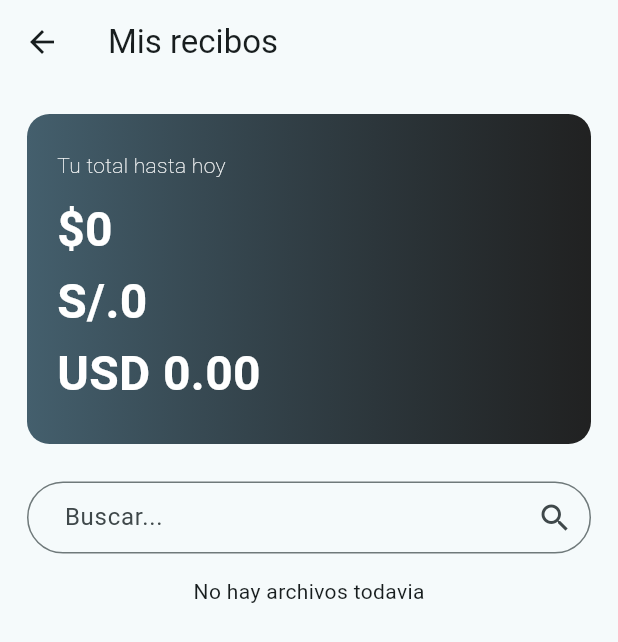
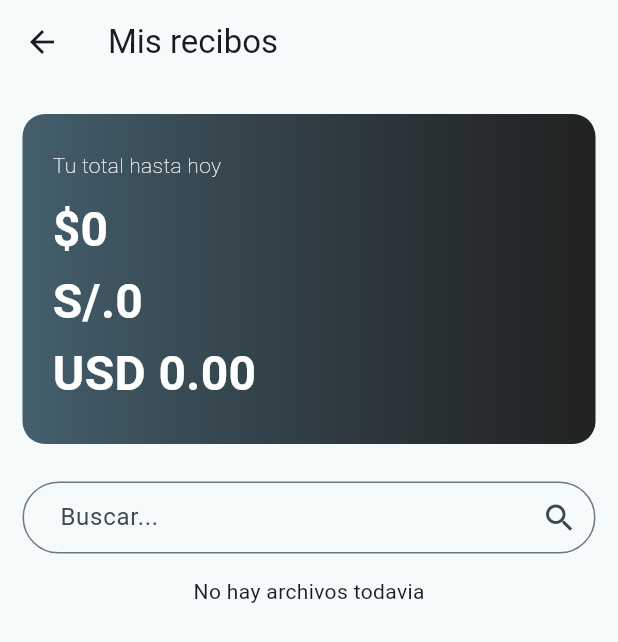
Before and after one commit to smartbillco/SMARTBILL_IOS, a Flutter app: the screen it shows once a user with an empty profile is signed in, after a tap on "Mis facturas", on a phone screen of 412 x 824 dp. Shown: the top 642 px of the screen. Run offline on Flutter 3.47's test engine with Material 3 defaults, Android fonts, the phone set to English and light mode, and no system bars; our stand-ins replace animated_splash_screen, camera, cloud_firestore, file_picker, firebase_analytics, firebase_auth and 8 more; missing offline and left inert: flutter_downloader, flutter_inappwebview, mobile_scanner, pdfx, read_pdf_text; accounts and stored records are empty; network calls fail.

Commit message:
Finished details

```diff
--- a/lib/screens/dashboard/dashboard_widgets/dashboard_container.dart
+++ b/lib/screens/dashboard/dashboard_widgets/dashboard_container.dart
@@ -20,6 +20,7 @@ class DashboardContainer extends StatefulWidget {
 class _DashboardContainerState extends State<DashboardContainer> {
   final Xmlhandler xmlhandler = Xmlhandler();
   final PdfHandler pdfHandler = PdfHandler();
+  bool isImageReceiptWorking = false;
 
   //redirect to receiptslist
   void redirectToScreen(Widget screen) {
@@ -51,17 +52,19 @@ class _DashboardContainerState extends State<DashboardContainer> {
                     Color.fromARGB(255, 126, 126, 126),
                     Color.fromARGB(255, 31, 31, 31)
                   ]),
+
               MenuButton(
-                icon: Icon(Icons.camera_alt, color: Colors.white, size: 35),
-                text: "Fotografíar Factura",
+                icon: Icon(Icons.receipt, color: Colors.white, size: 35),
+                text: "Mis facturas",
                 redirect: () {
-                  redirectToScreen(const CameraShotScreen());
+                  redirectToScreen(const ReceiptScreen());
                 },
                 colors: const [
-                  Color.fromARGB(255, 20, 82, 175),
+                Color.fromARGB(255, 20, 82, 175),
                   Color.fromARGB(255, 4, 34, 80)
-                ])
-            ],
+                ]
+              ),
+            ]
           ),
           const SizedBox(height: 14),
 
@@ -70,7 +73,7 @@ class _DashboardContainerState extends State<DashboardContainer> {
             mainAxisAlignment: MainAxisAlignment.spaceBetween,
             children: [
               MenuButton(
-                icon: Icon(Icons.upload, color: Colors.white, size: 35),
+                icon: const Icon(Icons.upload, color: Colors.white, size: 35),
                 text: "Cargar factura",
                 redirect: () {Navigator.push(context, MaterialPageRoute(builder: (context) => const AddBillChoice()));},
                 colors: const [
@@ -78,7 +81,7 @@ class _DashboardContainerState extends State<DashboardContainer> {
                   Color.fromARGB(255, 15, 4, 80)
                 ]),
               MenuButton(
-                icon: Icon(Icons.qr_code, color: Colors.white, size: 35),
+                icon: const Icon(Icons.qr_code, color: Colors.white, size: 35),
                 text: "Escanear QR",
                 redirect: () {
                   redirectToScreen(const QRScanner());
@@ -95,16 +98,6 @@ class _DashboardContainerState extends State<DashboardContainer> {
           Row(
             mainAxisAlignment: MainAxisAlignment.spaceBetween,
             children: [
-              MenuButton(
-                icon: Icon(Icons.receipt, color: Colors.white, size: 35),
-                text: "Mis facturas",
-                redirect: () {
-                  redirectToScreen(const ReceiptScreen());
-                },
-                colors: const [
-                  Color.fromARGB(255, 250, 229, 44),
-                   Color.fromARGB(255, 196, 153, 12)
-                ]),
               phone!.startsWith('+57')
               ? MenuButton(
                 icon: Icon(Icons.picture_as_pdf_outlined, color: Colors.white, size: 35),
@@ -124,6 +117,18 @@ class _DashboardContainerState extends State<DashboardContainer> {
     );
   }
 }
+
+// MenuButton(
+//     icon: Icon(Icons.camera_alt, color: Colors.white, size: 35),
+//     text: "Fotografíar Factura",
+//     redirect: () {
+//       redirectToScreen(const CameraShotScreen());
+//     },
+//     colors: const [
+//        Color.fromARGB(255, 20, 82, 175),
+//        Color.fromARGB(255, 4, 34, 80)
+// ])
+
 
 class MenuButton extends StatelessWidget {
   final Icon icon;
--- a/lib/screens/receipts.dart/receipt_screen.dart
+++ b/lib/screens/receipts.dart/receipt_screen.dart
@@ -5,7 +5,7 @@ import 'package:smartbill/screens/receipts.dart/receipt_widgets/delete_dialog.da
 import 'package:smartbill/screens/receipts.dart/receipt_widgets/searchbar.dart';
 import 'package:smartbill/screens/receipts.dart/receipt_widgets/total_sum.dart';
 import 'package:smartbill/services/colombian_bill.dart';
-import 'package:smartbill/services/pdf.dart';
+import 'package:smartbill/services/pdf_reader.dart';
 import 'package:smartbill/services/peruvian_bill.dart';
 import 'package:smartbill/services/xml/xml.dart';
 import 'package:smartbill/services/xml/xml_colombia.dart';
@@ -30,7 +30,7 @@ class _ReceiptScreenState extends State<ReceiptScreen> {
   final XmlPeru xmlPeru = XmlPeru();
   final XmlPanama xmlPanama = XmlPanama();
   final Xmlhandler xmlhandler = Xmlhandler();
-  final PdfHandler pdfHandler = PdfHandler();
+  final PdfService _pdfService = PdfService();
 
   //Handling sums
   double totalColombia = 0;
@@ -42,11 +42,13 @@ class _ReceiptScreenState extends State<ReceiptScreen> {
   //Get all XML files from sqlite
   void getReceipts() async {
     var xmlFiles = await xmlhandler.getXmls();
-    var pdfFiles = await pdfHandler.getPdfs();
+    var pdfFiles = await _pdfService.fetchAllPdfs();
     List myFiles = [];
     double totalPaidColombia = 0;
     double totalPaidPeru = 0;
     double totalPaidPanama = 0;
+
+
 
 
     for (var item in xmlFiles) {
@@ -93,9 +95,20 @@ class _ReceiptScreenState extends State<ReceiptScreen> {
 
     for(var item in pdfFiles) {
 
-      Map<String, dynamic> newPdf = pdfHandler.extractInfoFromPdf(item['pdf_text'], item['_id']);
+      Map<String, dynamic> newPdf = {
+        '_id': item['_id'],
+        'id_bill': item['cufe'],
+        'customer': 'Cliente',
+        'customer_id': 'Factura PDF',
+        'company': item['nit'],
+        'company_id': item['nit'],
+        'price': item['total_amount'].toString(),
+        'cufe': item['cufe'],
+        'date': item['date'],
+        'currency': 'PDF'
+      };
 
-      totalPaidColombia += double.parse(newPdf['price']);
+      totalPaidColombia += item['total_amount'];
 
       myFiles.add(newPdf);
 
@@ -144,7 +157,7 @@ class _ReceiptScreenState extends State<ReceiptScreen> {
         title: const Text("Mis recibos"),
       ),
       body: Padding(
-        padding: const EdgeInsets.symmetric(horizontal: 18, vertical: 20),
+        padding: const EdgeInsets.fromLTRB(15, 20, 15, 42),
         child: Column(
           crossAxisAlignment: CrossAxisAlignment.center,
           children: [
@@ -219,7 +232,7 @@ class _ListReceiptsState extends State<ListReceipts> {
         children: [
           Text(widget.fileContent[widget.index]['company'], style: const TextStyle(fontSize: 18)),
           Text(widget.fileContent[widget.index]['company_id'], style: const TextStyle(fontSize: 16)),
-          Text('${widget.fileContent[widget.index]['currency']}: ${NumberFormat('#,##0.00', 'en_US').format(double.parse(widget.fileContent[widget.index]['price']))}', style: const TextStyle(fontSize: 16)),
+          Text(NumberFormat('#,##0.00', 'en_US').format(double.parse(widget.fileContent[widget.index]['price'])), style: const TextStyle(fontSize: 16, fontWeight: FontWeight.bold)),
         ]
       ),
       trailing:  IconButton(
--- a/lib/screens/receipts.dart/receipt_widgets/delete_dialog.dart
+++ b/lib/screens/receipts.dart/receipt_widgets/delete_dialog.dart
@@ -1,6 +1,7 @@
 import 'package:flutter/material.dart';
 import 'package:smartbill/services/colombian_bill.dart';
 import 'package:smartbill/services/pdf.dart';
+import 'package:smartbill/services/pdf_reader.dart';
 import 'package:smartbill/services/peruvian_bill.dart';
 import 'package:smartbill/services/xml/xml.dart';
 
@@ -18,13 +19,15 @@ class DeleteDialogWidget extends StatefulWidget {
 class _DeleteDialogWidgetState extends State<DeleteDialogWidget> {
   Xmlhandler xmlhandler = Xmlhandler();
   PdfHandler pdfHandler = PdfHandler();
+  PdfService pdfService = PdfService();
   ColombianBill colombiaBill = ColombianBill();
   PeruvianBill peruvianBill = PeruvianBill();
 
   Future deleteFile(item) async {
     try {
       if(item['currency'] == 'PDF') {
-        await pdfHandler.deletePdf(item['_id']);
+        print("Deleted");
+        await pdfService.deletePdf(item['_id']);
 
       } else if (item['type'] == 'bill_co') {
         await colombiaBill.deleteBill(item['_id']);
--- a/lib/services/xml/xml_colombia.dart
+++ b/lib/services/xml/xml_colombia.dart
@@ -43,13 +43,7 @@ class XmlColombia extends Xmlhandler {
             .toList()
             .last
             .innerText,
-        'city': xmlCData
-            .findAllElements('cbc:CityName')
-            .toList()
-            .last
-            .innerText,
         'date': parsedDoc['cbc:IssueDate']['text'],
-        'time': parsedDoc['cbc:IssueTime']['text'],
         'currency': 'COP'
 
     };
--- a/lib/services/xml/xml_panama.dart
+++ b/lib/services/xml/xml_panama.dart
@@ -15,9 +15,7 @@ class XmlPanama extends Xmlhandler {
       'company_id': xml.findAllElements('dRuc').first.innerText,
       'price': xml.findAllElements('dVTotItems').first.innerText,
       'cufe': xml.findAllElements('dId').first.innerText,
-      'city': "${xml.findAllElements('dCodUbi').first.innerText}, ${xml.findAllElements('dCorreg').first.innerText} , ${xml.findAllElements('dDistr').first.innerText}",
       'date': xml.findAllElements('dFechaFab').first.innerText,
-      'time': '0:00',
       'currency': 'USD',
     };
 
--- a/lib/services/xml/xml_peru.dart
+++ b/lib/services/xml/xml_peru.dart
@@ -31,9 +31,7 @@ class XmlPeru extends Xmlhandler {
         'company_id': parsedDoc['cac:AccountingSupplierParty']['cac:Party']['cac:PartyIdentification']['cbc:ID']['text'],
         'price': parsedDoc['cac:LegalMonetaryTotal']['cbc:PayableAmount']['text'],
         'cufe': parsedDoc['cac:Signature']['cbc:ID']['text'],
-        'city': parsedDoc['cac:AccountingSupplierParty']['cac:Party']['cac:PartyLegalEntity']['cac:RegistrationAddress']['cbc:AddressTypeCode']['text'],
         'date': parsedDoc['cbc:IssueDate']['text'],
-        'time': parsedDoc['cbc:IssueTime']['text'],
         'currency': 'PEN'
     };
 
```
Also changed, not shown: lib/models/pdf.dart (+1 -7 lines), lib/screens/PDFList/pdf_list.dart (+31 -1 lines), lib/screens/QRcode/qrcode_screen.dart (+4 -3 lines), lib/screens/dashboard/add_bill_choice.dart (+23 -8 lines), lib/screens/receipts.dart/receipt_modal.dart (+4 -3 lines), lib/services/pdf_reader.dart (+58 -3 lines), 4 other files.
